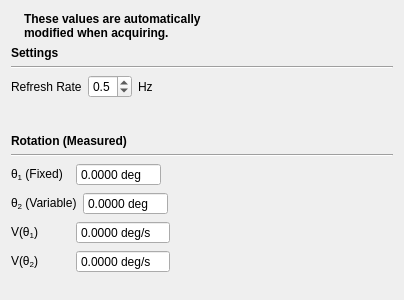
Qt form client/src/windows/position_window.ui (lPrimemaster/DCScan-GUI) before a commit.
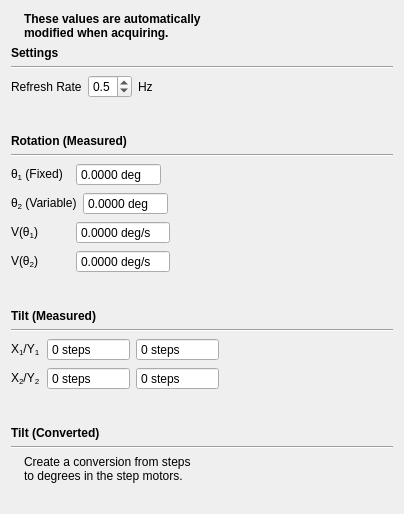
The same form after that commit. Icons and pictures are not drawn.

Patch:
```diff
--- a/client/src/windows/position_window.ui
+++ b/client/src/windows/position_window.ui
@@ -7,7 +7,7 @@
     <x>0</x>
     <y>0</y>
     <width>404</width>
-    <height>300</height>
+    <height>514</height>
    </rect>
   </property>
   <property name="windowTitle">
@@ -363,6 +363,237 @@
      </item>
     </layout>
    </item>
+   <item>
+    <spacer name="verticalSpacer_3">
+     <property name="orientation">
+      <enum>Qt::Vertical</enum>
+     </property>
+     <property name="sizeType">
+      <enum>QSizePolicy::Fixed</enum>
+     </property>
+     <property name="sizeHint" stdset="0">
+      <size>
+       <width>20</width>
+       <height>30</height>
+      </size>
+     </property>
+    </spacer>
+   </item>
+   <item>
+    <widget class="QLabel" name="label_8">
+     <property name="font">
+      <font>
+       <weight>75</weight>
+       <bold>true</bold>
+      </font>
+     </property>
+     <property name="text">
+      <string>Tilt (Measured)</string>
+     </property>
+    </widget>
+   </item>
+   <item>
+    <widget class="Line" name="line_3">
+     <property name="orientation">
+      <enum>Qt::Horizontal</enum>
+     </property>
+    </widget>
+   </item>
+   <item>
+    <layout class="QHBoxLayout" name="horizontalLayout_8">
+     <item>
+      <widget class="QLabel" name="t1_label_2">
+       <property name="sizePolicy">
+        <sizepolicy hsizetype="Minimum" vsizetype="Preferred">
+         <horstretch>0</horstretch>
+         <verstretch>0</verstretch>
+        </sizepolicy>
+       </property>
+       <property name="text">
+        <string>&lt;html&gt;&lt;head/&gt;&lt;body&gt;&lt;p&gt;X&lt;span style=&quot; vertical-align:sub;&quot;&gt;1&lt;/span&gt;/Y&lt;span style=&quot; vertical-align:sub;&quot;&gt;1&lt;/span&gt;&lt;/p&gt;&lt;/body&gt;&lt;/html&gt;</string>
+       </property>
+      </widget>
+     </item>
+     <item>
+      <widget class="QSpinBox" name="spinBox_6">
+       <property name="readOnly">
+        <bool>true</bool>
+       </property>
+       <property name="buttonSymbols">
+        <enum>QAbstractSpinBox::NoButtons</enum>
+       </property>
+       <property name="suffix">
+        <string> steps</string>
+       </property>
+       <property name="maximum">
+        <number>999999999</number>
+       </property>
+      </widget>
+     </item>
+     <item>
+      <widget class="QSpinBox" name="spinBox_8">
+       <property name="readOnly">
+        <bool>true</bool>
+       </property>
+       <property name="buttonSymbols">
+        <enum>QAbstractSpinBox::NoButtons</enum>
+       </property>
+       <property name="suffix">
+        <string> steps</string>
+       </property>
+       <property name="maximum">
+        <number>999999999</number>
+       </property>
+      </widget>
+     </item>
+     <item>
+      <spacer name="horizontalSpacer_7">
+       <property name="orientation">
+        <enum>Qt::Horizontal</enum>
+       </property>
+       <property name="sizeHint" stdset="0">
+        <size>
+         <width>40</width>
+         <height>20</height>
+        </size>
+       </property>
+      </spacer>
+     </item>
+    </layout>
+   </item>
+   <item>
+    <layout class="QHBoxLayout" name="horizontalLayout_9">
+     <item>
+      <widget class="QLabel" name="t1_label_3">
+       <property name="sizePolicy">
+        <sizepolicy hsizetype="Minimum" vsizetype="Preferred">
+         <horstretch>0</horstretch>
+         <verstretch>0</verstretch>
+        </sizepolicy>
+       </property>
+       <property name="text">
+        <string>&lt;html&gt;&lt;head/&gt;&lt;body&gt;&lt;p&gt;X&lt;span style=&quot; vertical-align:sub;&quot;&gt;2&lt;/span&gt;/Y&lt;span style=&quot; vertical-align:sub;&quot;&gt;2&lt;/span&gt;&lt;/p&gt;&lt;/body&gt;&lt;/html&gt;</string>
+       </property>
+      </widget>
+     </item>
+     <item>
+      <widget class="QSpinBox" name="spinBox_7">
+       <property name="readOnly">
+        <bool>true</bool>
+       </property>
+       <property name="buttonSymbols">
+        <enum>QAbstractSpinBox::NoButtons</enum>
+       </property>
+       <property name="suffix">
+        <string> steps</string>
+       </property>
+       <property name="maximum">
+        <number>999999999</number>
+       </property>
+      </widget>
+     </item>
+     <item>
+      <widget class="QSpinBox" name="spinBox_9">
+       <property name="readOnly">
+        <bool>true</bool>
+       </property>
+       <property name="buttonSymbols">
+        <enum>QAbstractSpinBox::NoButtons</enum>
+       </property>
+       <property name="suffix">
+        <string> steps</string>
+       </property>
+       <property name="maximum">
+        <number>999999999</number>
+       </property>
+      </widget>
+     </item>
+     <item>
+      <spacer name="horizontalSpacer_8">
+       <property name="orientation">
+        <enum>Qt::Horizontal</enum>
+       </property>
+       <property name="sizeHint" stdset="0">
+        <size>
+         <width>40</width>
+         <height>20</height>
+        </size>
+       </property>
+      </spacer>
+     </item>
+    </layout>
+   </item>
+   <item>
+    <spacer name="verticalSpacer_4">
+     <property name="orientation">
+      <enum>Qt::Vertical</enum>
+     </property>
+     <property name="sizeType">
+      <enum>QSizePolicy::Fixed</enum>
+     </property>
+     <property name="sizeHint" stdset="0">
+      <size>
+       <width>20</width>
+       <height>30</height>
+      </size>
+     </property>
+    </spacer>
+   </item>
+   <item>
+    <widget class="QLabel" name="label_9">
+     <property name="font">
+      <font>
+       <weight>75</weight>
+       <bold>true</bold>
+      </font>
+     </property>
+     <property name="text">
+      <string>Tilt (Converted)</string>
+     </property>
+    </widget>
+   </item>
+   <item>
+    <widget class="Line" name="line_4">
+     <property name="orientation">
+      <enum>Qt::Horizontal</enum>
+     </property>
+    </widget>
+   </item>
+   <item>
+    <layout class="QHBoxLayout" name="horizontalLayout_10">
+     <item>
+      <widget class="QLabel" name="label_11">
+       <property name="text">
+        <string/>
+       </property>
+       <property name="pixmap">
+        <pixmap resource="../../res/res.qrc">:/png/todo.png</pixmap>
+       </property>
+      </widget>
+     </item>
+     <item>
+      <widget class="QLabel" name="label_10">
+       <property name="text">
+        <string>Create a conversion from steps
+to degrees in the step motors.</string>
+       </property>
+      </widget>
+     </item>
+     <item>
+      <spacer name="horizontalSpacer_9">
+       <property name="orientation">
+        <enum>Qt::Horizontal</enum>
+       </property>
+       <property name="sizeHint" stdset="0">
+        <size>
+         <width>40</width>
+         <height>20</height>
+        </size>
+       </property>
+      </spacer>
+     </item>
+    </layout>
+   </item>
    <item>
     <spacer name="verticalSpacer">
      <property name="orientation">
```
